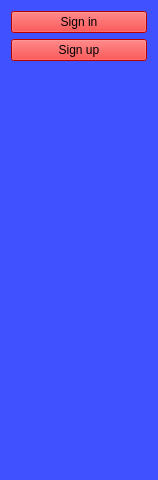
First picture: the form in src/auth_menu.ui, repository arrgn/PhysCalc, before the edit.
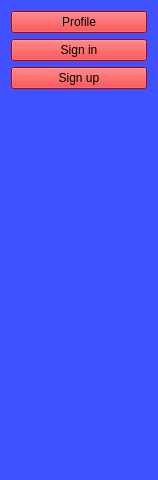
Second picture: the form after the edit.

Commit message: Add profile window

The edit to the form file:
```diff
--- a/src/auth_menu.ui
+++ b/src/auth_menu.ui
@@ -17,6 +17,16 @@
    <string notr="true">background: rgba(0,25,255,0.5);</string>
   </property>
   <layout class="QVBoxLayout" name="verticalLayout">
+   <item>
+    <widget class="QPushButton" name="pushButton">
+     <property name="styleSheet">
+      <string notr="true">background: red;</string>
+     </property>
+     <property name="text">
+      <string>Profile</string>
+     </property>
+    </widget>
+   </item>
    <item>
     <widget class="QPushButton" name="sign_in">
      <property name="styleSheet">
```
The commit also changes 4 other files.
